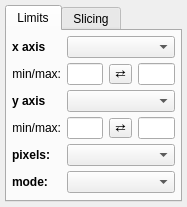
Old version of the form glue/viewers/image/qt/options_widget.ui in the repository glue-viz/glue.
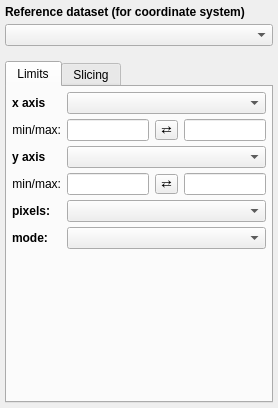
New version of the form.

Commit message: Disable global sync by default, and add a new combo box for the reference data (and fix related issues)

What changed in the file:
```diff
--- a/glue/viewers/image/qt/options_widget.ui
+++ b/glue/viewers/image/qt/options_widget.ui
@@ -6,8 +6,8 @@
    <rect>
     <x>0</x>
     <y>0</y>
-    <width>187</width>
-    <height>198</height>
+    <width>278</width>
+    <height>408</height>
    </rect>
   </property>
   <property name="windowTitle">
@@ -20,7 +20,23 @@
    <property name="margin">
     <number>5</number>
    </property>
-   <item row="0" column="2">
+   <item row="1" column="0">
+    <widget class="QComboBox" name="combodata_reference_data"/>
+   </item>
+   <item row="0" column="0">
+    <widget class="QLabel" name="label_4">
+     <property name="font">
+      <font>
+       <weight>75</weight>
+       <bold>true</bold>
+      </font>
+     </property>
+     <property name="text">
+      <string>Reference dataset (for coordinate system)</string>
+     </property>
+    </widget>
+   </item>
+   <item row="3" column="0">
     <widget class="QTabWidget" name="tabWidget">
      <property name="currentIndex">
       <number>0</number>
@@ -160,7 +176,7 @@
          </property>
         </widget>
        </item>
-       <item row="6" column="2">
+       <item row="6" column="1" colspan="4">
         <spacer name="verticalSpacer">
          <property name="orientation">
           <enum>Qt::Vertical</enum>
@@ -183,6 +199,22 @@
      </widget>
     </widget>
    </item>
+   <item row="2" column="0">
+    <spacer name="verticalSpacer_2">
+     <property name="orientation">
+      <enum>Qt::Vertical</enum>
+     </property>
+     <property name="sizeType">
+      <enum>QSizePolicy::Fixed</enum>
+     </property>
+     <property name="sizeHint" stdset="0">
+      <size>
+       <width>20</width>
+       <height>10</height>
+      </size>
+     </property>
+    </spacer>
+   </item>
   </layout>
  </widget>
  <layoutdefault spacing="6" margin="11"/>
```
The commit also changes 5 other files.
